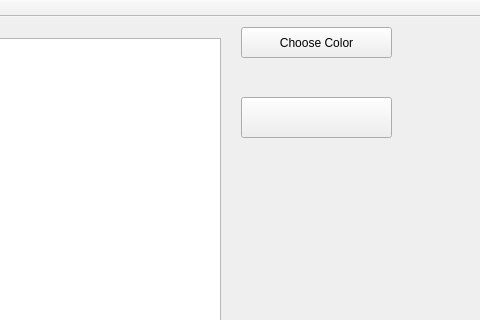
truongtrain/Sprite-Editor, file SpriteEditor/spriteeditorwindow.ui: the form before one commit; both pictures show x 719 to 1199 and y 0 to 320 of the 1199 by 962 pixel window.
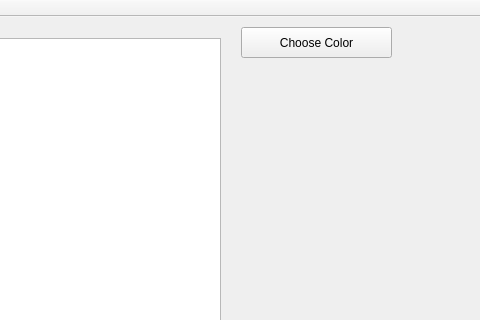
The form after the commit.

Commit message: Add QColorDialog box

The edit to the form file:
```diff
--- a/SpriteEditor/spriteeditorwindow.ui
+++ b/SpriteEditor/spriteeditorwindow.ui
@@ -48,19 +48,6 @@
      <string>Choose Color</string>
     </property>
    </widget>
-   <widget class="QPushButton" name="currentColorBox">
-    <property name="geometry">
-     <rect>
-      <x>960</x>
-      <y>80</y>
-      <width>151</width>
-      <height>41</height>
-     </rect>
-    </property>
-    <property name="text">
-     <string/>
-    </property>
-   </widget>
   </widget>
   <widget class="QMenuBar" name="menuBar">
    <property name="geometry">
```
The commit also changes 8 other files.
